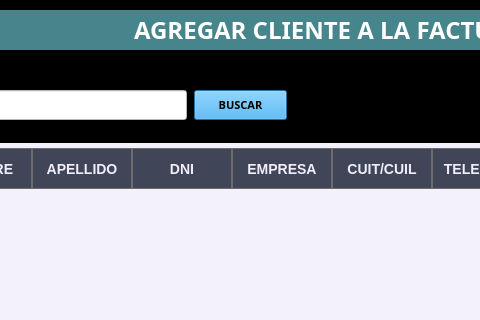
The window that negocio/ventana_agregar_cliente_factura.ui (NVidia09/Comercio) describes before a commit, drawn with Qt 5; both pictures show x 186 to 666 and y 0 to 320 of the 1029 by 540 pixel window.
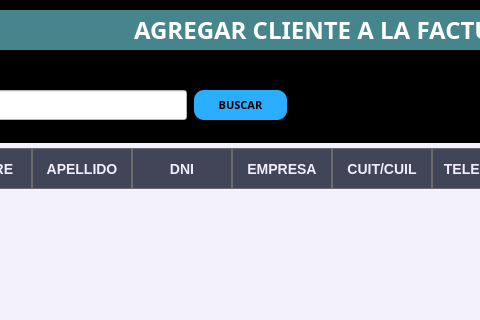
The same window after the commit.

The edit to the form file:
```diff
--- a/negocio/ventana_agregar_cliente_factura.ui
+++ b/negocio/ventana_agregar_cliente_factura.ui
@@ -237,6 +237,7 @@
    <property name="styleSheet">
     <string notr="true">QPushButton{
 background-color:#2caeff;
+border-radius:10px;
 }
 
 QPushButton:hover{
```
